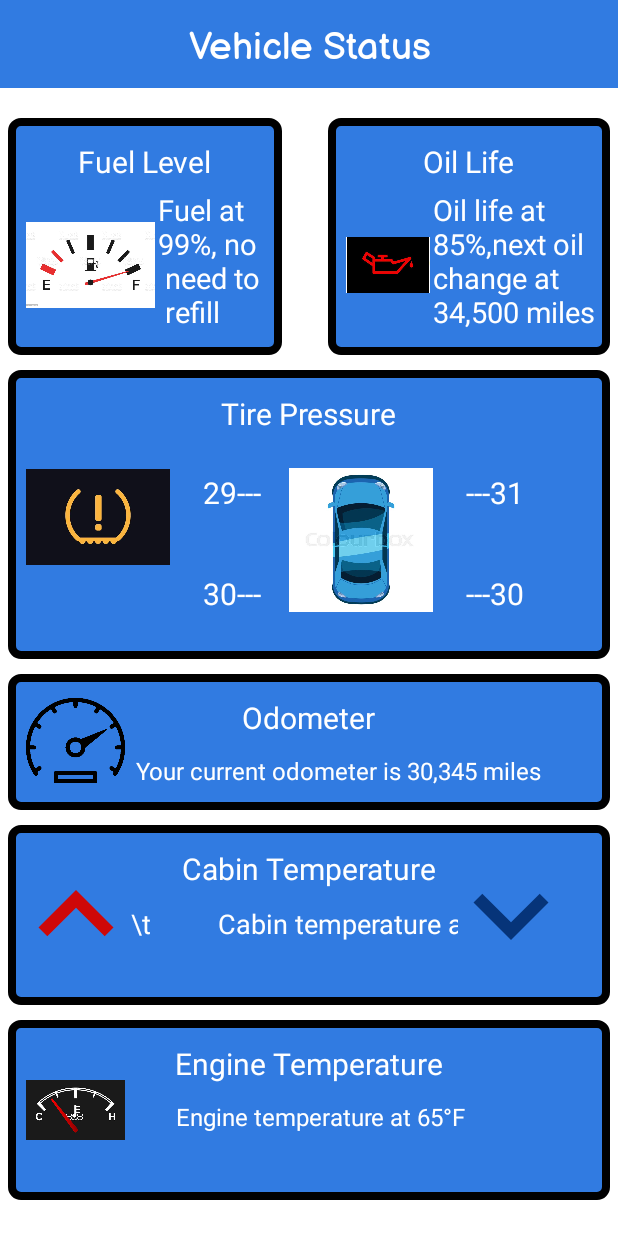
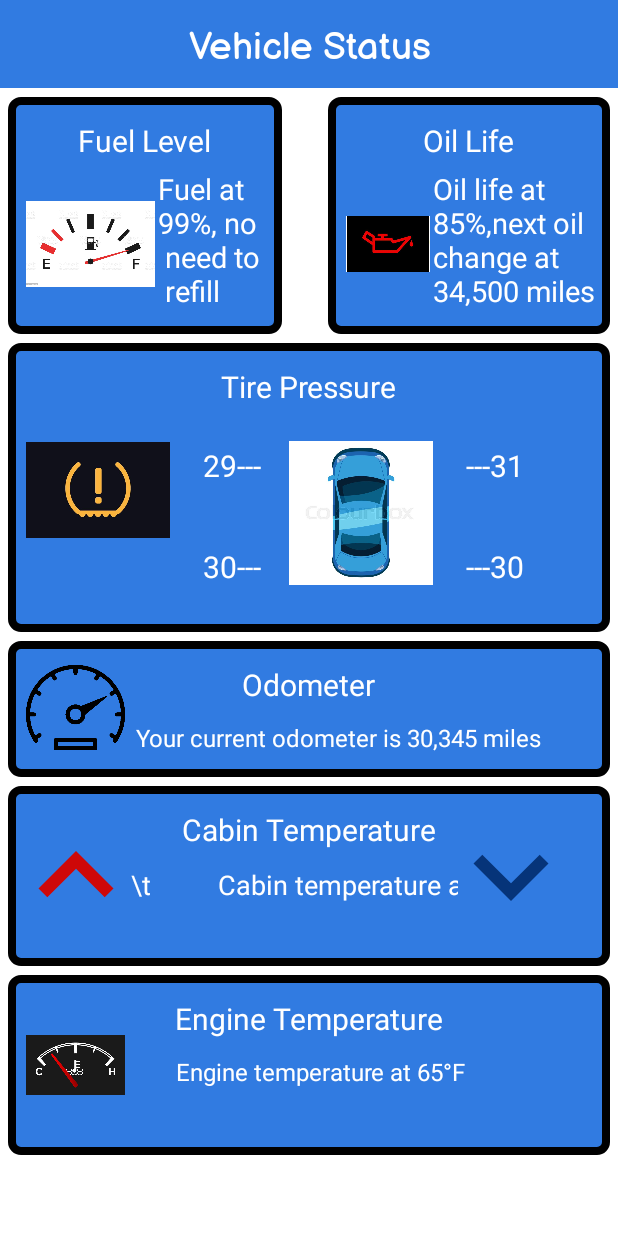
Before and after one commit to archnecro/InteractiveCarApp, an Android app: the VehicleStatusAct screen opened directly, with no data from a screen before it, on a phone screen of 412 x 824 dp. Run offline under Robolectric (Android 15) with nearby library versions, the phone set to English and light mode, and no system bars.

Commit message:
fixed margin

```diff
--- a/app/src/main/res/layout/activity_vehicle_status.xml
+++ b/app/src/main/res/layout/activity_vehicle_status.xml
@@ -9,7 +9,7 @@
         android:layout_height="wrap_content"
         android:layout_below="@id/tvVS"
         android:layout_marginStart="5dp"
-        android:layout_marginTop="20dp"
+        android:layout_marginTop="6dp"
         android:background="@drawable/background"
         android:padding="10dp">
 
@@ -52,7 +52,7 @@
         android:layout_height="wrap_content"
         android:layout_below="@id/tvVS"
         android:layout_alignParentEnd="true"
-        android:layout_marginTop="20dp"
+        android:layout_marginTop="6dp"
         android:layout_marginEnd="5dp"
         android:background="@drawable/background"
         android:padding="10dp">
@@ -100,7 +100,7 @@
         android:layout_alignParentStart="true"
         android:layout_alignParentEnd="true"
         android:layout_marginHorizontal="5dp"
-        android:layout_marginTop="10dp"
+        android:layout_marginTop="6dp"
         android:background="@drawable/background"
         android:padding="10dp">
 
@@ -189,7 +189,7 @@
         android:layout_alignParentStart="true"
         android:layout_alignParentEnd="true"
         android:layout_marginHorizontal="5dp"
-        android:layout_marginTop="10dp"
+        android:layout_marginTop="6dp"
         android:background="@drawable/background"
         android:padding="10dp">
 
@@ -233,7 +233,7 @@
         android:layout_alignParentStart="true"
         android:layout_alignParentEnd="true"
         android:layout_marginHorizontal="5dp"
-        android:layout_marginTop="10dp"
+        android:layout_marginTop="6dp"
         android:background="@drawable/background"
         android:padding="10dp">
 
@@ -286,7 +286,7 @@
         android:layout_alignParentStart="true"
         android:layout_alignParentEnd="true"
         android:layout_marginHorizontal="5dp"
-        android:layout_marginTop="10dp"
+        android:layout_marginTop="6dp"
         android:background="@drawable/background"
         android:padding="10dp">
 
```
